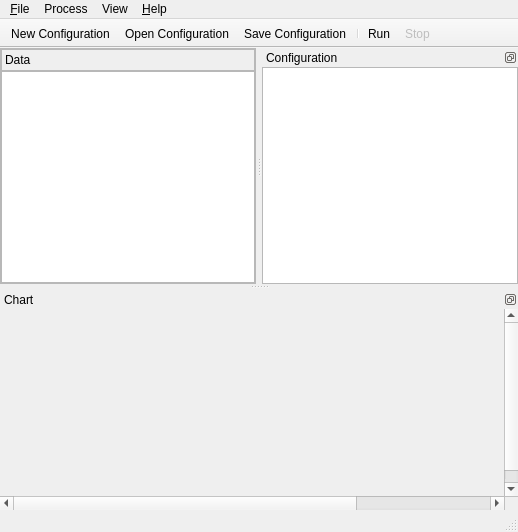
The window that mainwindow.ui (starlino/serialchart) describes before a commit, drawn with Qt 5.
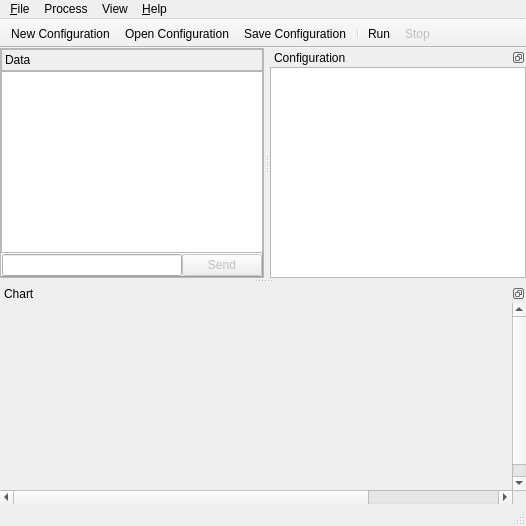
The same window after the commit. Icons and pictures are not drawn. Custom widgets are drawn as their Qt base class.

```diff
--- a/mainwindow.ui
+++ b/mainwindow.ui
@@ -6,8 +6,8 @@
    <rect>
     <x>0</x>
     <y>0</y>
-    <width>518</width>
-    <height>532</height>
+    <width>526</width>
+    <height>526</height>
    </rect>
   </property>
   <property name="windowTitle">
@@ -83,6 +83,47 @@
          </property>
         </widget>
        </item>
+       <item>
+        <widget class="QFrame" name="frame_3">
+         <property name="autoFillBackground">
+          <bool>true</bool>
+         </property>
+         <property name="frameShape">
+          <enum>QFrame::Panel</enum>
+         </property>
+         <property name="frameShadow">
+          <enum>QFrame::Raised</enum>
+         </property>
+         <layout class="QHBoxLayout" name="horizontalLayout_3">
+          <property name="spacing">
+           <number>0</number>
+          </property>
+          <property name="margin">
+           <number>0</number>
+          </property>
+          <item>
+           <widget class="QLineEdit" name="sendText">
+            <property name="enabled">
+             <bool>true</bool>
+            </property>
+            <property name="text">
+             <string/>
+            </property>
+           </widget>
+          </item>
+          <item>
+           <widget class="QPushButton" name="sendButton">
+            <property name="enabled">
+             <bool>false</bool>
+            </property>
+            <property name="text">
+             <string>Send</string>
+            </property>
+           </widget>
+          </item>
+         </layout>
+        </widget>
+       </item>
       </layout>
      </widget>
     </item>
@@ -93,7 +134,7 @@
     <rect>
      <x>0</x>
      <y>0</y>
-     <width>518</width>
+     <width>526</width>
      <height>21</height>
     </rect>
    </property>
```
